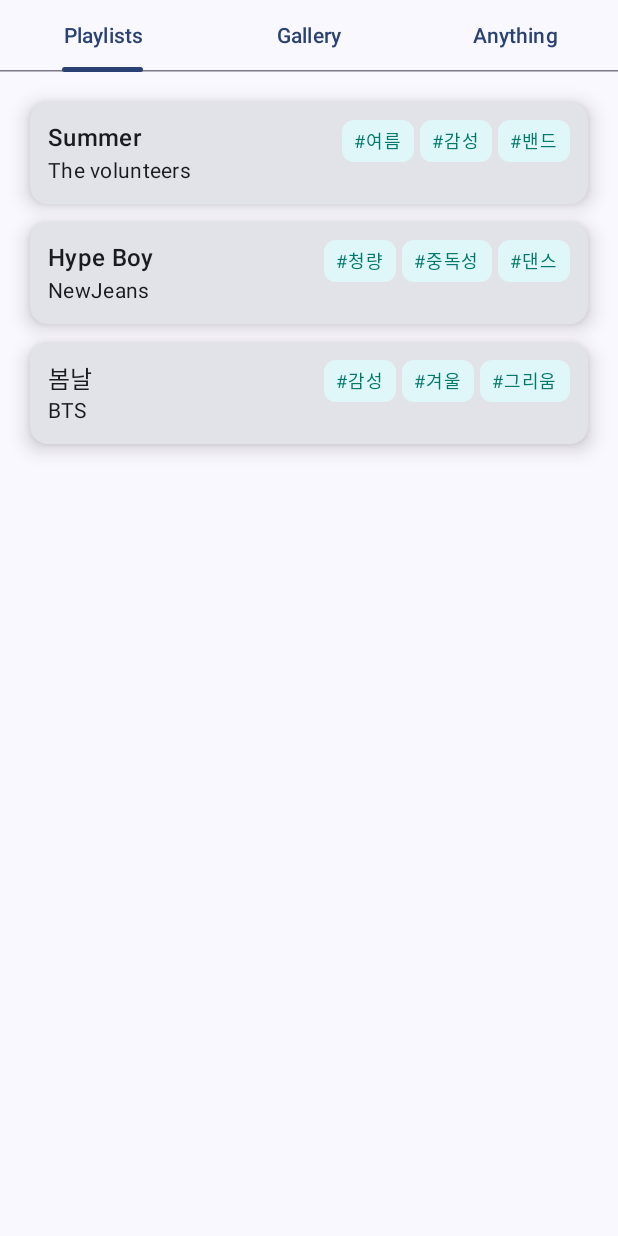
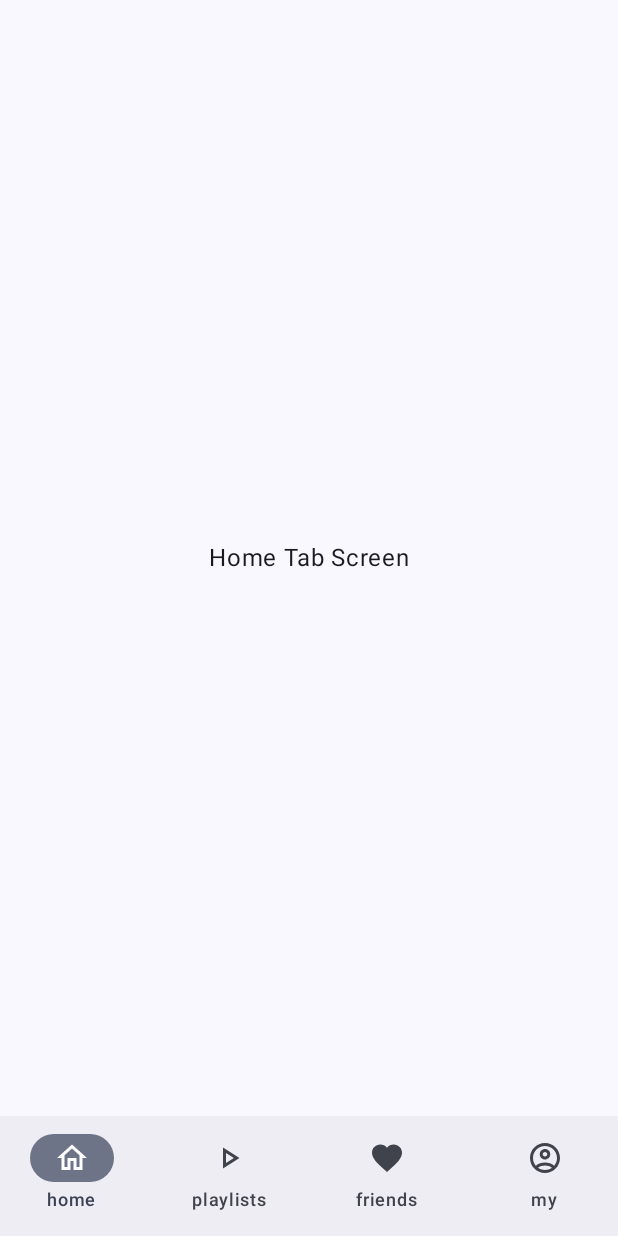
Before and after one commit to haimin13/mcweek1, an Android app built with Jetpack Compose: the screen it shows after launch (MainActivity), on a phone screen of 412 x 824 dp. Run offline under Robolectric (Android 15) with nearby library versions, the phone set to English and light mode, and no system bars.

Commit message:
Bottom Tab 구현

```diff
--- a/app/src/main/java/com/example/myapplication1/MainActivity.kt
+++ b/app/src/main/java/com/example/myapplication1/MainActivity.kt
@@ -1,5 +1,6 @@
 package com.example.myapplication1
 
+import com.example.myapplication1.ui.screens.*
 import android.os.Bundle
 import androidx.activity.ComponentActivity
 import androidx.activity.compose.setContent
@@ -32,6 +33,10 @@ import androidx.compose.material.icons.filled.Favorite
 import androidx.compose.material.icons.filled.Info
 import androidx.compose.material.icons.filled.MoreVert
 import androidx.compose.material.icons.filled.PlayArrow
+import androidx.compose.material.icons.outlined.AccountCircle
+import androidx.compose.material.icons.outlined.Favorite
+import androidx.compose.material.icons.outlined.Home
+import androidx.compose.material.icons.outlined.PlayArrow
 import androidx.compose.material3.AlertDialog
 import androidx.compose.material3.Card
 import androidx.compose.material3.CardDefaults
@@ -43,6 +48,8 @@ import androidx.compose.material3.Text
 import androidx.compose.material3.PrimaryTabRow
 import androidx.compose.material3.Tab
 import androidx.compose.material3.TextButton
+import androidx.compose.material3.NavigationBarItem
+import androidx.compose.material3.NavigationBar
 import androidx.compose.runtime.Composable
 import androidx.compose.runtime.getValue
 import androidx.compose.runtime.mutableIntStateOf
@@ -64,6 +71,7 @@ import androidx.navigation.NavHostController
 import com.example.myapplication1.ui.theme.MyApplication1Theme
 import androidx.navigation.compose.NavHost
 import androidx.navigation.compose.composable
+import androidx.navigation.compose.currentBackStackEntryAsState
 import androidx.navigation.compose.rememberNavController
 
 
@@ -77,6 +85,65 @@ enum class Destinations(
     GALLERY("gallery", "Gallery", Icons.Default.Favorite, "Gallery"),
     ANYTHING("anything", "Anything", Icons.Default.MoreVert, "Anything")
 }
+
+sealed class BottomNavItem(
+    val route: String,
+    val label: String,
+    val icon: ImageVector
+) {
+    object Home: BottomNavItem("home", "home", Icons.Outlined.Home)
+    object Playlists: BottomNavItem("playlists", "playlists", Icons.Outlined.PlayArrow)
+    object Friends: BottomNavItem("friends", "friends", Icons.Outlined.Favorite)
+    object My: BottomNavItem("my", "my", Icons.Outlined.AccountCircle)
+}
+
+@Composable
+fun MainScreen(
+    modifier: Modifier
+) {
+    val navController = rememberNavController()
+    val items = listOf(
+        BottomNavItem.Home,
+        BottomNavItem.Playlists,
+        BottomNavItem.Friends,
+        BottomNavItem.My
+    )
+
+    Scaffold(
+        bottomBar = {NavigationBar {
+                val currentRoute = navController.currentBackStackEntryAsState().value?.destination?.route
+                items.forEach { item ->
+                    NavigationBarItem(
+                        selected = currentRoute == item.route,
+                        onClick = {
+                            if (currentRoute != item.route) {
+                                navController.navigate(item.route) {
+                                    popUpTo(navController.graph.startDestinationId) { saveState = true }
+                                    launchSingleTop = true
+                                    restoreState = true
+                                }
+                            }
+                        },
+                        icon = { Icon(item.icon, contentDescription = item.label) },
+                        label = { Text(item.label) }
+                    )
+                }
+            }
+        }
+    ) { innerPadding ->
+        NavHost(
+            navController = navController,
+            startDestination = BottomNavItem.Home.route,
+            modifier = Modifier.padding(innerPadding)
+        ) {
+            composable(BottomNavItem.Home.route) { HomeTabMain() }
+            composable(BottomNavItem.Playlists.route) { PlaylistsTabMain() }
+            composable(BottomNavItem.Friends.route) { FriendsTabMain() }
+            composable(BottomNavItem.My.route) { MyTabMain() }
+        }
+    }
+}
+
 class MainActivity : ComponentActivity() {
     override fun onCreate(savedInstanceState: Bundle?) {
         super.onCreate(savedInstanceState)
@@ -84,7 +151,7 @@ class MainActivity : ComponentActivity() {
         setContent {
             MyApplication1Theme {
                 Scaffold(modifier = Modifier.fillMaxSize()) { _ ->
-                    Tabs(
+                    MainScreen(
                         modifier = Modifier
                             .fillMaxSize()
                             .systemBarsPadding()
@@ -329,6 +396,8 @@ fun Tabs(modifier: Modifier = Modifier) {
     }
 }
 
+
+
 @Preview(showBackground = true)
 @Composable
 fun GreetingPreview() {
--- a/app/src/main/java/com/example/myapplication1/ui/screens/HomeTab.kt
+++ b/app/src/main/java/com/example/myapplication1/ui/screens/HomeTab.kt
@@ -1 +1,18 @@
 package com.example.myapplication1.ui.screens
+
+import androidx.compose.foundation.layout.Box
+import androidx.compose.foundation.layout.fillMaxSize
+import androidx.compose.material3.Text
+import androidx.compose.runtime.Composable
+import androidx.compose.ui.Alignment
+import androidx.compose.ui.Modifier
+
+@Composable
+fun HomeTabMain(modifier: Modifier = Modifier) {
+    Box(
+        modifier = Modifier.fillMaxSize(),
+        contentAlignment = Alignment.Center
+    ) {
+        Text("Home Tab Screen")
+    }
+}
```
Also changed, not shown: app/src/main/java/com/example/myapplication1/ui/screens/FriendsTab.kt (+18 -0 lines), app/src/main/java/com/example/myapplication1/ui/screens/MyTab.kt (+18 -0 lines), app/src/main/java/com/example/myapplication1/ui/screens/PlaylistsTab.kt (+18 -0 lines).
